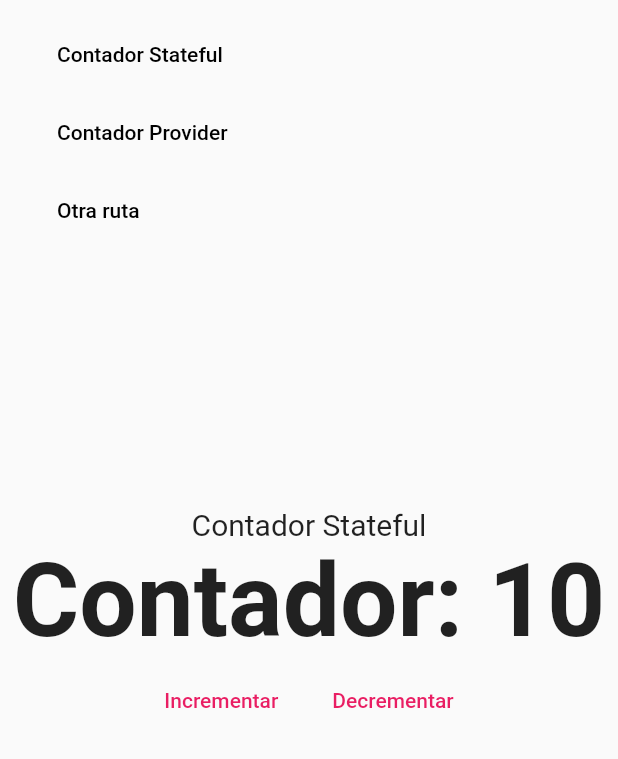
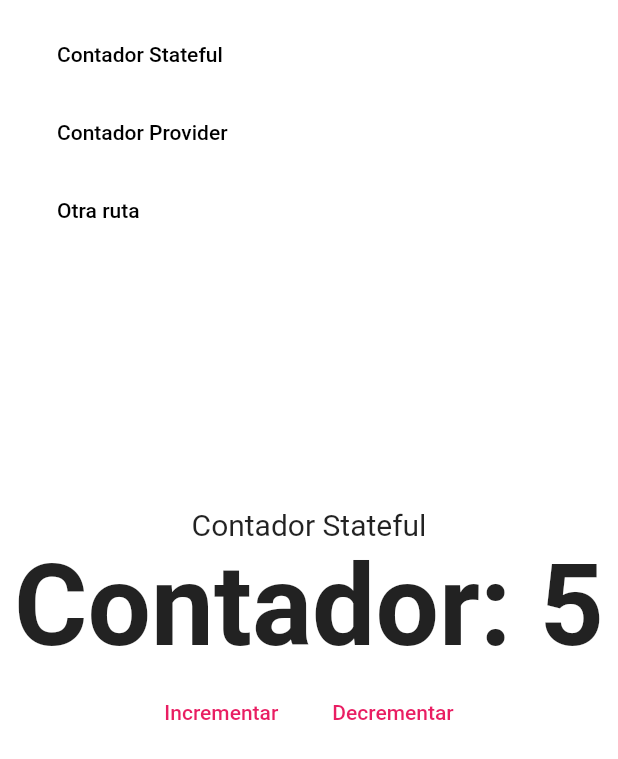
Before and after one commit to system1k/bases_web, a Flutter app: the screen it shows after launch, on a phone screen of 412 x 824 dp. Shown: the top 759 px of the screen. Run offline on Flutter 3.47's test engine with Material 2 defaults, Android fonts, the phone set to English and light mode, and no system bars; our stand-ins replace fluro, get_it.

Commit message:
Contador web terminado

```diff
--- a/lib/main.dart
+++ b/lib/main.dart
@@ -2,11 +2,12 @@ import 'package:flutter/material.dart';
 import 'package:bases_web/locator.dart';
 
 import 'package:bases_web/ui/layout/main_layout_page.dart';
-import 'package:bases_web/routes/routes_generator.dart';
+import 'package:bases_web/routes/routes.dart';
 import 'package:bases_web/services/navigation_service.dart';
 
 void main() {
   setupLocator();
+  Flurorouter.configureRoutes();
   runApp(const MyApp());
 }
 
@@ -18,10 +19,13 @@ class MyApp extends StatelessWidget {
     return MaterialApp(
       debugShowCheckedModeBanner: false,
       title: 'RoutesApp',
-      initialRoute: '/stateful',
-      onGenerateRoute: RoutesGenerator.generateRoute,
+      initialRoute: '/',
+      onGenerateRoute: Flurorouter.router.generator,
       navigatorKey: locator<NavigationService>().navigatorKey,
-      builder: (_, child) => MainLayoutPage(child: child ?? Container())
+      builder: (_, child) => MainLayoutPage(child: child ?? Container()),
+      theme: ThemeData.light().copyWith(
+        scaffoldBackgroundColor: Colors.white
+      )
     );
   }
 }
--- a/lib/providers/counter_provider.dart
+++ b/lib/providers/counter_provider.dart
@@ -3,6 +3,12 @@ import 'package:flutter/material.dart';
 class CounterProvider extends ChangeNotifier {
 
   int _counter = 10;
+
+  CounterProvider(String base) {
+    if(int.tryParse(base) != null) {
+      _counter = int.parse(base);
+    }
+  }
 
   get counter => _counter;
 
--- /dev/null
+++ b/lib/routes/routes.dart
@@ -0,0 +1,38 @@
+import 'package:fluro/fluro.dart';
+import 'package:bases_web/routes/routes_handlers.dart';
+
+class Flurorouter {
+
+  static final FluroRouter router = FluroRouter();
+
+  static void configureRoutes() {
+
+    router.define(
+      '/',
+      handler: counterHandler,
+      transitionType: TransitionType.fadeIn
+    );
+
+    router.define(
+      '/stateful',
+      handler: counterHandler,
+      transitionType: TransitionType.fadeIn
+    );
+
+    router.define(
+      '/stateful/:base',
+      handler: counterHandler,
+      transitionType: TransitionType.fadeIn
+    );
+
+    router.define(
+      '/provider',
+      handler: counterHandlerProvider,
+      transitionType: TransitionType.fadeIn
+    );
+
+    router.notFoundHandler = pageNotFound;
+
+  }
+
+}
--- a/lib/routes/routes_generator.dart
+++ b/lib/routes/routes_generator.dart
@@ -9,10 +9,10 @@ class RoutesGenerator {
     switch (settings.name) {
 
       case '/stateful':
-        return _pageRoute(const CounterView(), '/stateful');
+        return _pageRoute(const CounterView(base: '5'), '/stateful');
 
       case '/provider':
-        return _pageRoute(const CounterProviderView(), '/provider');
+        return _pageRoute(const CounterProviderView(base: '10'), '/provider');
 
       default:
         return _pageRoute(const View404(), '/404');
--- /dev/null
+++ b/lib/routes/routes_handlers.dart
@@ -0,0 +1,14 @@
+import 'package:fluro/fluro.dart';
+import 'package:bases_web/ui/views/views.dart';
+
+final counterHandler = Handler(
+  handlerFunc: (context, params) => CounterView(base: params['base']?.first ?? '5')
+);
+
+final counterHandlerProvider = Handler(
+  handlerFunc: (context, params) => CounterProviderView(base: params['q']?.first ?? '10')
+);
+
+final pageNotFound = Handler(
+  handlerFunc: (_, __) => const View404()
+);
--- a/lib/ui/views/counter_view.dart
+++ b/lib/ui/views/counter_view.dart
@@ -2,7 +2,13 @@ import 'package:flutter/material.dart';
 import 'package:bases_web/ui/shared/custom_flat_button.dart';
 
 class CounterView extends StatefulWidget {
-  const CounterView({Key? key}) : super(key: key);
+
+  final String base;
+
+  const CounterView({
+    Key? key,
+    required this.base
+  }) : super(key: key);
 
   @override
   State<CounterView> createState() => _CounterViewState();
@@ -11,6 +17,14 @@ class CounterView extends StatefulWidget {
 class _CounterViewState extends State<CounterView> {
 
   int counter = 10;
+
+  @override
+  void initState() {
+    super.initState();
+    if(int.tryParse(widget.base) != null) {
+      counter = int.parse(widget.base);
+    }
+  }
 
   @override
   Widget build(BuildContext context) {
--- a/lib/ui/views/view_404.dart
+++ b/lib/ui/views/view_404.dart
@@ -8,7 +8,9 @@ class View404 extends StatelessWidget {
 
   @override
   Widget build(BuildContext context) {
-    return Center(
+    return Container(
+      color: Colors.white,
+      child: Center(
         child: Column(
           mainAxisAlignment: MainAxisAlignment.center,
           children: [
@@ -24,6 +26,7 @@ class View404 extends StatelessWidget {
 
           ]
         )
+      ),
     );
   }
 }
--- a/pubspec.yaml
+++ b/pubspec.yaml
@@ -29,6 +29,7 @@ environment:
 # versions available, run `flutter pub outdated`.
 dependencies:
   cupertino_icons: ^1.0.2
+  fluro: ^2.0.5
   flutter:
     sdk: flutter
   get_it: ^7.2.0
```
Also changed, not shown: lib/ui/shared/custom_app_menu.dart (+16 -0 lines), lib/ui/views/counter_provider_view.dart (+8 -2 lines), pubspec.lock. Lines whose indentation alone changed are shown as unchanged.
